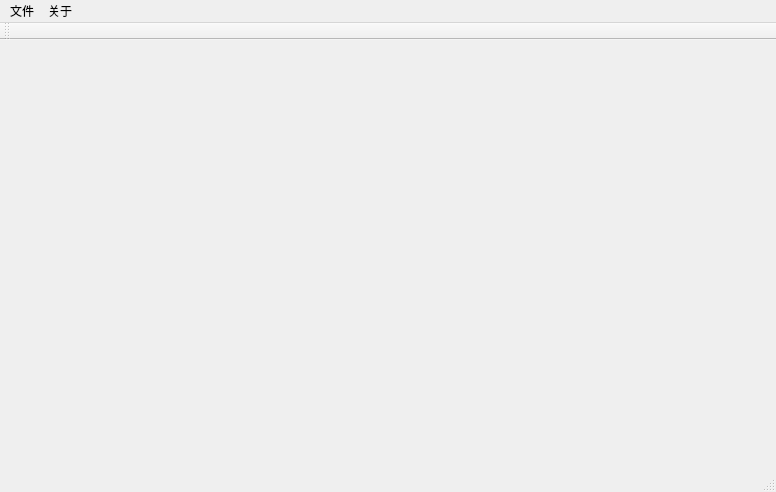
Before: the Qt Designer form QDivination/QDivination.ui in ccliuyang/Six-hexagram, drawn with Qt 5.
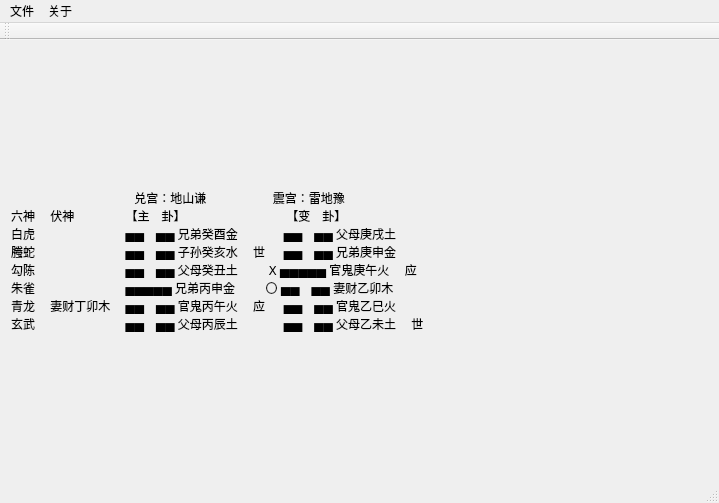
After: the same form once the commit is applied.

```diff
--- a/QDivination/QDivination.ui
+++ b/QDivination/QDivination.ui
@@ -6,22 +6,37 @@
    <rect>
     <x>0</x>
     <y>0</y>
-    <width>776</width>
-    <height>492</height>
+    <width>719</width>
+    <height>503</height>
    </rect>
   </property>
   <property name="windowTitle">
    <string>QDivination</string>
   </property>
   <widget class="QWidget" name="centralWidget">
-   <layout class="QVBoxLayout" name="verticalLayout_4"/>
+   <layout class="QGridLayout" name="gridLayout">
+    <item row="0" column="0">
+     <widget class="QLabel" name="label">
+      <property name="text">
+       <string>　　　　　　　　　　 兑宫：地山谦 　　　　　 震宫：雷地豫
+六神 　伏神　　 　　【主　卦】 　　　　　 　   　【变　卦】　	
+白虎 　　　　　　　 ▅▅　▅▅ 兄弟癸酉金 　　 　 ▅▅　▅▅ 父母庚戌土 　　	
+螣蛇 　　　　　　　 ▅▅　▅▅ 子孙癸亥水 　世 　 ▅▅　▅▅ 兄弟庚申金
+勾陈 　　　　　　　 ▅▅　▅▅ 父母癸丑土 　　 Ⅹ ▅▅▅▅▅ 官鬼庚午火 　应 　　	
+朱雀 　　　　　　　 ▅▅▅▅▅ 兄弟丙申金 　　 〇 ▅▅　▅▅ 妻财乙卯木 　　	
+青龙 　妻财丁卯木　 ▅▅　▅▅ 官鬼丙午火 　应 　 ▅▅　▅▅ 官鬼乙巳火
+玄武 　　　　　　　 ▅▅　▅▅ 父母丙辰土 　　 　 ▅▅　▅▅ 父母乙未土 　世 　　</string>
+      </property>
+     </widget>
+    </item>
+   </layout>
   </widget>
   <widget class="QMenuBar" name="menuBar">
    <property name="geometry">
     <rect>
      <x>0</x>
      <y>0</y>
-     <width>776</width>
+     <width>719</width>
      <height>23</height>
     </rect>
    </property>
```
